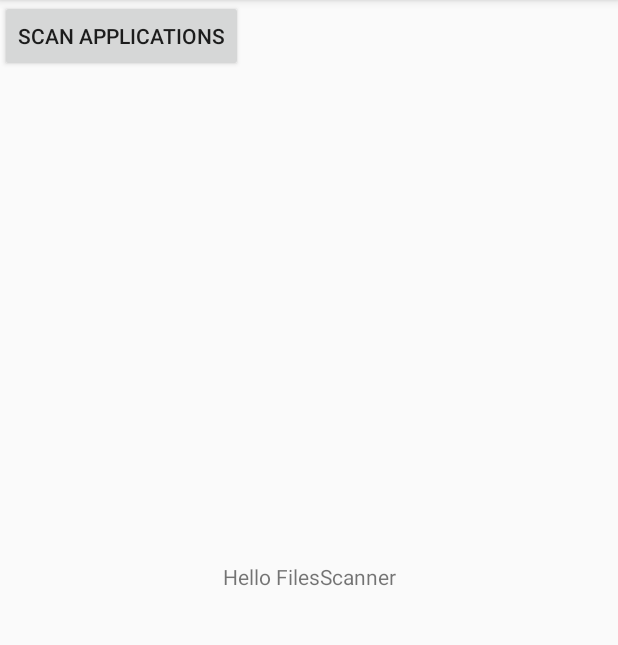
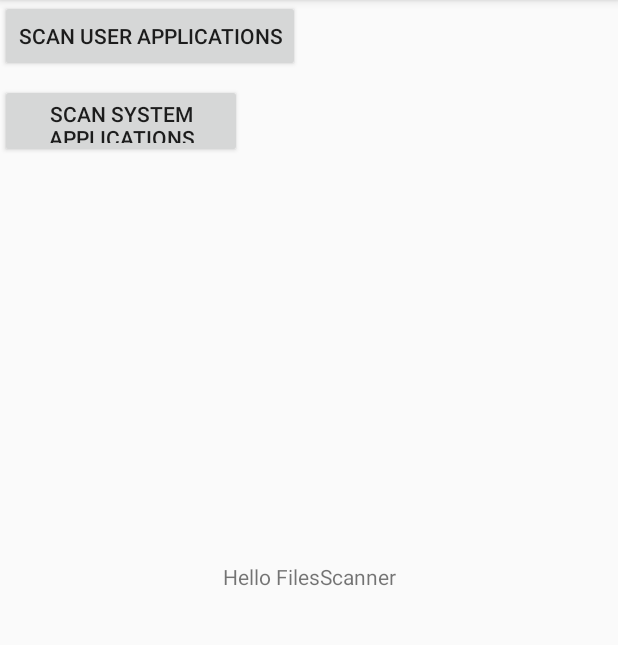
Before and after one commit to ipfyx/MDTA, an Android app: the FilesScannerActivity screen opened directly, with no data from a screen before it, on a phone screen of 412 x 824 dp, the part 84-729 px from its top. Run offline under Robolectric (Android 15) with nearby library versions, the phone set to English and light mode, and no system bars; libraries missing offline, so code that uses them is left out: eu.chainfire.libsuperuser; 1 statement that could not run was skipped.

Commit message:
new button for systemApp, attempt to extract app certificat commented, hash comparaison of classes.dex working

```diff
--- a/app/src/main/java/fr/mdta/mdta/FilesScanner/FilesScannerActivity.java
+++ b/app/src/main/java/fr/mdta/mdta/FilesScanner/FilesScannerActivity.java
@@ -1,6 +1,7 @@
 package fr.mdta.mdta.FilesScanner;
 
 import android.content.pm.ApplicationInfo;
+import android.content.pm.PackageInfo;
 import android.content.pm.PackageManager;
 import android.support.v7.app.AppCompatActivity;
 import android.os.Bundle;
@@ -10,7 +11,11 @@ import android.widget.Button;
 import android.widget.TextView;
 
 import java.io.IOException;
+import java.security.CodeSigner;
+import java.security.Signature;
+import java.security.cert.Certificate;
 import java.security.cert.CertificateException;
+import java.security.cert.X509Certificate;
 import java.util.ArrayList;
 import java.util.List;
 import java.util.Map;
@@ -46,18 +51,30 @@ public class FilesScannerActivity extends AppCompatActivity implements Callback
 
     boolean suAvailable = false;
 
+    PackageInfo pi = null;
+
     @Override
     protected void onCreate(Bundle savedInstanceState) {
         super.onCreate(savedInstanceState);
         setContentView(R.layout.activity_files_scanner);
 
-        Button button = (Button) findViewById(R.id.scanApp);
-        button.setOnClickListener(new View.OnClickListener() {
+        Button buttonNonSystemApps = (Button) findViewById(R.id.scanUserApp);
+        buttonNonSystemApps.setOnClickListener(new View.OnClickListener() {
             @Override
             public void onClick(View v) {
                 getListNonSystemApps();
                 for (int i = 0; i < nonSystemApps.size(); i++)
                     scanApp(nonSystemApps.get(i));
+            }
+        });
+
+        Button buttonSystemApps = (Button) findViewById(R.id.scanSystemApps);
+        buttonSystemApps.setOnClickListener(new View.OnClickListener() {
+            @Override
+            public void onClick(View v) {
+                getListSystemApps();
+                for (int i = 0; i < systemApps.size(); i++)
+                    scanApp(systemApps.get(i));
             }
         });
 
@@ -67,7 +84,55 @@ public class FilesScannerActivity extends AppCompatActivity implements Callback
         suAvailable = Shell.SU.available();
 
         pathToApkUnzipFolder = getFilesDir().toString() + "/";
+
+        /*
+        try {
+            pi = this.getPackageManager().getPackageInfo(getPackageName(), PackageManager
+                    .GET_SIGNATURES);
+
+            result = SignaturesInfoFactory.getInstalledPackages(this);
+            Boolean certRSA = result.get(10).getmApkFileSignatures().get(0).verifySignature(pi.signatures[0].toCharsString(),
+                    result.get(10).getmAppDeveloperCertificate());
+
+            //https://stackoverflow.com/questions/17035271/what-does-hide-mean-in-the-android-source-code
+            android.content.pm.Signature sign = pi.signatures[0];
+            sign.hashCode();
+
+            for (android.content.pm.Signature signs : pi.signatures) {
+                if (sign != null) {
+                    javax.security.cert.X509Certificate cert = createCert(sign.toByteArray());
+                    String dn = (cert == null?"<NULL>":cert.getIssuerDN()).toString();
+                    Log.d("dn",dn);
+                }
+            }
+
+        } catch (PackageManager.NameNotFoundException e) {
+            e.printStackTrace();
+        } catch (CertificateException e) {
+            e.printStackTrace();
+        } catch (IOException e) {
+            e.printStackTrace();
+        }
+
+        for ( int i = 0; i < pi.signatures.length; i++) {
+            Log.i("appSignature", pi.signatures[i].toCharsString());
+        }
+        */
+
     }
+
+    public static javax.security.cert.X509Certificate createCert (byte [] bytes) {
+        javax.security.cert.X509Certificate cert = null;
+        try {
+            cert = javax.security.cert.X509Certificate.getInstance(bytes);
+        }
+        catch (javax.security.cert.CertificateException e) {
+            e.printStackTrace();
+        }
+        return cert;
+    }
+
+
 
     protected String getSuVersion() {
         return Shell.SU.version(false);
@@ -115,8 +180,6 @@ public class FilesScannerActivity extends AppCompatActivity implements Callback
             //Just in case unzipApkToFolder is empty, we move to directory /data/local since
             // there could be a
             // risk to rm -rf /
-
-            //TODO:execute an array of command in same async task
 
             String[] listCommand = new String[]{
                     "cd " + pathToApkUnzipFolder,
@@ -196,13 +259,19 @@ public class FilesScannerActivity extends AppCompatActivity implements Callback
         CommandFactory.execCommand(listCommand, this, this);
     }
 
+    //TODO: need to sha256 all file
+
     protected void Sha256File(final int uid) {
         Log.d("path", "sha256sum " + pathToApkUnzipFolder + unzipApkToFolder + "_" + Integer
-                .toString(uid) + "/AndroidManifest.xml");
+                .toString(uid) + "/" + "classes.dex");
         CommandFactory.execCommand(new String[]{"sha256sum -b " + pathToApkUnzipFolder +
                 unzipApkToFolder + "_" +
-                Integer.toString(uid) + "/classes.dex | xxd -r -p | base64"}, this, this);
+                Integer.toString(uid) + "/" + "classes.dex" + "| xxd -r -p | base64"}, this, this);
     }
+
+    /**
+     * https://stackoverflow.com/questions/3392189/reading-android-manifest-mf-file
+     */
 
     protected void testSignature() {
         try {
@@ -213,31 +282,29 @@ public class FilesScannerActivity extends AppCompatActivity implements Callback
                     mdta = i;
                 }
             }
-            Log.d("mdta",Integer.toString(mdta));
-            Log.d("mdta", result.get(mdta).getmApkFileSignatures().get(0).getmHashingMethod());
-
-            boolean a = result.get(mdta).getmApkFileSignatures().get(0).verifySignature(hashTest, result.get
-                    (mdta).getmAppDeveloperCertificate());
-
             String source = result.get(mdta).getmApkSourceDir();
             JarFile jar = new JarFile(source);
             Manifest mf = jar.getManifest();
             Map<String, Attributes> map = mf.getEntries();
 
+            Log.d("jarName",jar.getName());
+            //Log.d("jarName",jar.getJarEntry("CERT.RSA").toString());
+
             Attributes att = map.get("classes.dex");
-            String sha256 = (String)att.getValue("SHA-256-Digest");
+            String sha256 = (String) att.getValue("SHA-256-Digest");
 
             try {
-                Log.d("sha256",sha256);
+                Log.d("sha256", sha256);
+                Log.d("hasttest", hashTest);
+                if (hashTest.equals(sha256)) {
+                    Log.d("bool", "true");
+                } else {
+                    Log.d("bool", "false");
+                }
+
             } catch (NullPointerException e) {
                 e.printStackTrace();
             }
-
-            if ( hashTest.equals(sha256) ) {
-                Log.d("bool","true");
-            }
-
-            Log.d("a",Boolean.toString(a));
 
         } catch (CertificateException e) {
             e.printStackTrace();
@@ -260,9 +327,8 @@ public class FilesScannerActivity extends AppCompatActivity implements Callback
     public void OnTaskCompleted(Object object) {
         TextView tv = (TextView) findViewById(R.id.sample_text);
         tv.setText(((String) object));
-        hashTest = (String) object;
-
-        Log.d("hashTest",hashTest);
+        hashTest = (String) ((String) object).replaceAll("\\n", "").replaceAll("\\r", "");
+        Log.d("hashTest", hashTest);
         testSignature();
     }
 
--- a/app/src/main/java/fr/mdta/mdta/SignaturesScanner/Model/PackageSignaturesInfo.java
+++ b/app/src/main/java/fr/mdta/mdta/SignaturesScanner/Model/PackageSignaturesInfo.java
@@ -78,8 +78,7 @@ public class PackageSignaturesInfo {
                 verifier.initVerify(packageCertificate.getPublicKey());
                 verifier.update(calculatedHash.getBytes());
 
-                if (verifier.verify("teGy3ZnkIh93h53pUyQ14+QLHoWmv/Tv3Rg/UQ+jOrM=".getBytes())) {
-                //if (verifier.verify(calculatedHash.getBytes())) {
+                if (verifier.verify(calculatedHash.getBytes())) {
                     System.out.println("Signature is valid");
                     return true;
                 } else {
--- a/app/src/main/res/layout/activity_files_scanner.xml
+++ b/app/src/main/res/layout/activity_files_scanner.xml
@@ -17,11 +17,20 @@
         app:layout_constraintTop_toTopOf="parent" />
 
     <Button
-        android:id="@+id/scanApp"
+        android:id="@+id/scanUserApp"
         android:layout_width="wrap_content"
         android:layout_height="wrap_content"
-        android:text="Scan Applications"
+        android:text="Scan User Applications"
         tools:layout_editor_absoluteX="2dp"
         tools:layout_editor_absoluteY="2dp" />
 
+    <Button
+        android:id="@+id/scanSystemApps"
+        android:layout_width="161dp"
+        android:layout_height="49dp"
+        android:layout_marginTop="8dp"
+        android:text="Scan System Applications"
+        app:layout_constraintTop_toBottomOf="@+id/scanUserApp"
+        tools:layout_editor_absoluteX="0dp" />
+
 </android.support.constraint.ConstraintLayout>
```
